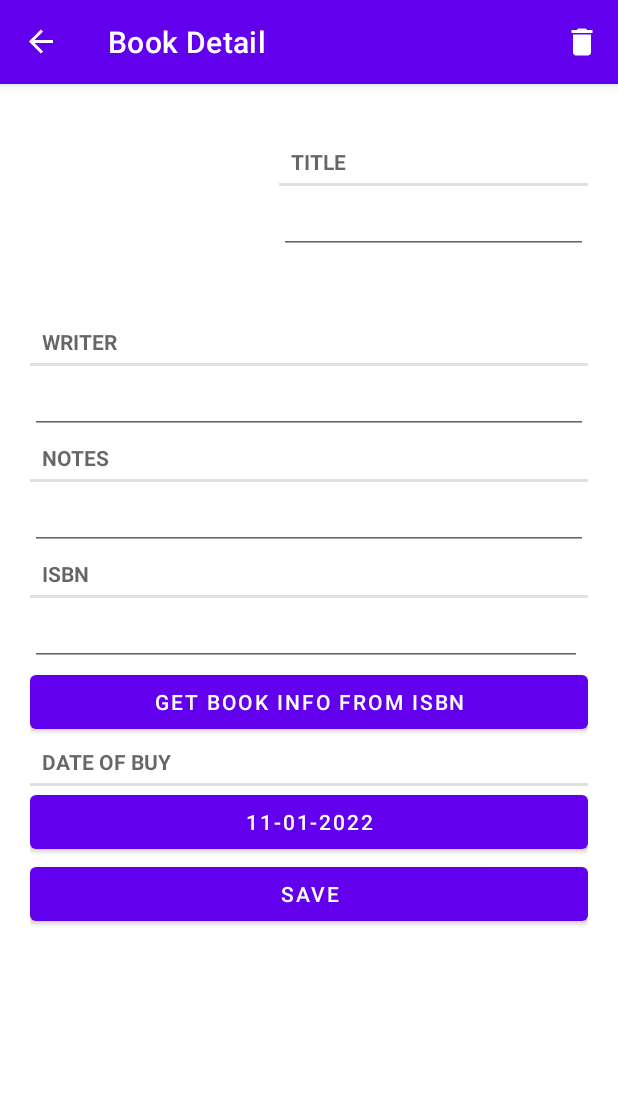
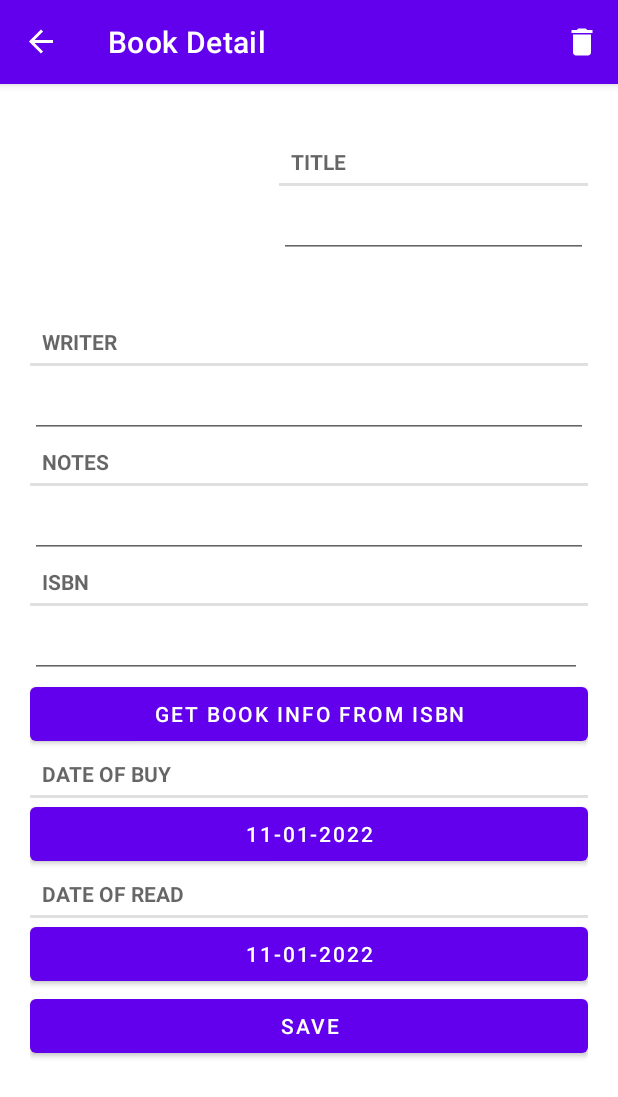
Before and after one commit to niobek/BookCatalog, an Android app: the screen it shows after launch (MainActivity), after a tap on "New Book", on a phone screen of 412 x 824 dp. Shown: the top 1097 px of the screen. Run offline under Robolectric (Android 15) with nearby library versions, the light colour scheme and no system bars; our stand-ins replace Room's generated code, data binding, navigation-ui; pictures from the network do not load; 4 statements that could not run were skipped.

Commit message:
Date of read was added to Book Detail Fragment.

```diff
--- a/BookLibrary/app/src/main/AndroidManifest.xml
+++ b/BookLibrary/app/src/main/AndroidManifest.xml
@@ -3,7 +3,6 @@
     package="com.montismobile.booklibrary">
 
     <uses-permission android:name="android.permission.INTERNET"/>
-    <uses-permission android:name="android.permission.READ_CONTACTS"/>
     <uses-feature android:name="android.hardware.camera2"
         android:required ="false"/>
 
--- a/BookLibrary/app/src/main/java/com/montismobile/booklibrary/bookdetail/BookFragment.kt
+++ b/BookLibrary/app/src/main/java/com/montismobile/booklibrary/bookdetail/BookFragment.kt
@@ -18,15 +18,16 @@ import com.bumptech.glide.request.RequestOptions
 import com.montismobile.booklibrary.R
 import com.montismobile.booklibrary.databinding.FragmentBookBinding
 import com.montismobile.booklibrary.main.Book
+import com.montismobile.booklibrary.main.DATE_TYPE
 import com.montismobile.booklibrary.utils.*
 import java.util.*
 
 private const val TAG = "BookFragment"
-private const val DIALOG_DATE = "DialogDate"
+private const val DIALOG_DATE_OF_BUY = "DialogDate"
 const val REQUEST_DATE =  "Date"
 const val DATE_CHOOSEN = "DateChoosen"
-const val REQUEST_TIME = "Time"
-const val TIME_CHOOSEN = "TimeChoosen"
+const val DIALOG_DATE_OF_READ = "DialogDateOfRead"
+const val DATE_TYPE_CHOOSEN = "DateTypeChoosen"
 
 class BookFragment: Fragment() {
 
@@ -73,7 +74,13 @@ class BookFragment: Fragment() {
 
         parentFragmentManager.setFragmentResultListener(REQUEST_DATE, viewLifecycleOwner,{ requestKey, bundle->
             val date = bundle.getSerializable(DATE_CHOOSEN) as Date
-            book.dateOfBuy = date
+            val date_type = bundle.getSerializable(DATE_TYPE_CHOOSEN) as DATE_TYPE
+            if (date_type == DATE_TYPE.BUY) {
+                book.dateOfBuy = date
+            } else if (date_type == DATE_TYPE.READ)
+            {
+                book.dateOfRead = date
+            }
             bookViewModel.saveBook(book)
         })
 
@@ -127,7 +134,7 @@ class BookFragment: Fragment() {
                 this.book = book
 
             Glide.with(binding.bookPhoto.context)
-                .load(book?.coverPicture)
+                .load(book.coverPicture)
                 .apply(
                     RequestOptions()
                     .placeholder(R.drawable.ic_baseline_refresh_24)).into(binding.bookPhoto)
@@ -143,7 +150,7 @@ class BookFragment: Fragment() {
                     bookViewModel.getBookInfoFromServer(bookISBNNumber)
                 } else {
 
-                        book = t!!
+                        book = t
                         bookViewModel.loadBook(book.id)
                         Toast.makeText(
                             context,
@@ -241,9 +248,14 @@ class BookFragment: Fragment() {
         binding.bookWriterEdittext.addTextChangedListener(witerWatch)
         binding.bookNotesEdittext.addTextChangedListener(notesWatch)
         binding.bookIsbnEdittext.addTextChangedListener(isbnWatch)
-        binding.bookDateButton.setOnClickListener{
-            DatePickerFragment.newInstance(book.dateOfBuy).apply {
-                show(this@BookFragment.parentFragmentManager, DIALOG_DATE) }
+        binding.bookDateOfBuyButton.setOnClickListener{
+            DatePickerFragment.newInstance(book.dateOfBuy, DATE_TYPE.BUY).apply {
+                show(this@BookFragment.parentFragmentManager, DIALOG_DATE_OF_BUY) }
+        }
+        binding.bookDateOfReadButton.setOnClickListener {
+            DatePickerFragment.newInstance(book.dateOfRead, DATE_TYPE.READ).apply {
+                show(this@BookFragment.parentFragmentManager, DIALOG_DATE_OF_READ)
+            }
         }
 
     }
--- /dev/null
+++ b/BookLibrary/app/src/main/java/com/montismobile/booklibrary/main/BookParams.kt
@@ -0,0 +1,19 @@
+package com.montismobile.booklibrary.main
+
+enum class SEARCH_TYPE {
+    ISBN,
+    WRITER,
+    TITLE,
+    NONE
+}
+enum class SORT_TYPE {
+    DATE_OF_BUY,
+    TITLE,
+    WRITER,
+    NONE
+}
+
+enum class DATE_TYPE {
+    READ,
+    BUY
+}
--- a/BookLibrary/app/src/main/java/com/montismobile/booklibrary/main/BookSearhAndOrderParams.kt
+++ /dev/null
@@ -1,14 +0,0 @@
-package com.montismobile.booklibrary.main
-
-enum class SEARCH_TYPE {
-    ISBN,
-    WRITER,
-    TITLE,
-    NONE
-}
-enum class SORT_TYPE {
-    DATE_OF_BUY,
-    TITLE,
-    WRITER,
-    NONE
-}
--- a/BookLibrary/app/src/main/res/layout/fragment_book.xml
+++ b/BookLibrary/app/src/main/res/layout/fragment_book.xml
@@ -46,11 +46,13 @@
                         android:layout_height="wrap_content"
                         android:text="@string/book_title_label"
                         android:textStyle="bold" />
-                <EditText
-                    android:id = "@+id/book_title_edittext"
-                    android:layout_width="match_parent"
-                    android:layout_height="wrap_content"
-                    android:text="@{viewModel.bookLiveData.title}"/>
+
+                    <EditText
+                        android:id="@+id/book_title_edittext"
+                        android:layout_width="match_parent"
+                        android:layout_height="wrap_content"
+                        android:minHeight="48dp"
+                        android:text="@{viewModel.bookLiveData.title}" />
                 </LinearLayout>
             </LinearLayout>
 
@@ -60,11 +62,13 @@
                 android:layout_height="wrap_content"
                 android:text="@string/book_writer_label"
                 android:textStyle="bold" />
+
             <EditText
-                android:id = "@+id/book_writer_edittext"
+                android:id="@+id/book_writer_edittext"
                 android:layout_width="match_parent"
                 android:layout_height="wrap_content"
-                android:text="@{viewModel.bookLiveData.writer}"/>
+                android:minHeight="48dp"
+                android:text="@{viewModel.bookLiveData.writer}" />
 
             <TextView
                 style="?android:listSeparatorTextViewStyle"
@@ -72,11 +76,13 @@
                 android:layout_height="wrap_content"
                 android:text="@string/book_notes_label"
                 android:textStyle="bold" />
+
             <EditText
-                android:id = "@+id/book_notes_edittext"
+                android:id="@+id/book_notes_edittext"
                 android:layout_width="match_parent"
                 android:layout_height="wrap_content"
-                android:text="@{viewModel.bookLiveData.notes}"/>
+                android:minHeight="48dp"
+                android:text="@{viewModel.bookLiveData.notes}" />
 
             <TextView
                 style="?android:listSeparatorTextViewStyle"
@@ -84,13 +90,14 @@
                 android:layout_height="wrap_content"
                 android:text="@string/isbn"
                 android:textStyle="bold" />
+
             <EditText
                 android:id="@+id/book_isbn_edittext"
                 android:layout_width="match_parent"
                 android:layout_height="wrap_content"
                 android:layout_marginEnd="4dp"
-                android:text="@{viewModel.bookLiveData.isbn}"
-                />
+                android:minHeight="48dp"
+                android:text="@{viewModel.bookLiveData.isbn}" />
             <Button
                 android:id="@+id/get_isbn_button"
                 android:layout_width="match_parent"
@@ -104,10 +111,21 @@
                 android:text="@string/book_date_of_buy_label"
                 android:textStyle="bold" />
             <Button
-                android:id = "@+id/book_date_button"
+                android:id = "@+id/book_date_of_buy_button"
                 android:layout_width="match_parent"
                 android:layout_height="wrap_content"
                 app:formattedDate="@{viewModel.bookLiveData.dateOfBuy}"/>
+            <TextView
+                style="?android:listSeparatorTextViewStyle"
+                android:layout_width="match_parent"
+                android:layout_height="wrap_content"
+                android:text="@string/book_date_of_read_label"
+                android:textStyle="bold" />
+            <Button
+                android:id = "@+id/book_date_of_read_button"
+                android:layout_width="match_parent"
+                android:layout_height="wrap_content"
+                app:formattedDate="@{viewModel.bookLiveData.dateOfRead}"/>
             <Button
                 android:id="@+id/book_save_button"
                 android:layout_width="match_parent"
--- a/BookLibrary/app/src/main/res/values/strings.xml
+++ b/BookLibrary/app/src/main/res/values/strings.xml
@@ -48,6 +48,7 @@
     <string name="by_date_of_buy">By Date Of Buy</string>
     <string name="by_title">By Title</string>
     <string name="by_writer">By Writer</string>
-    <string name="title_name">Title Name(Full Or Part)</string>
+    <string name="title_name">TITLE NAME(Full Or Part)</string>
     <string name="waitForLoading">Please wait for loading.</string>
+    <string name="book_date_of_read_label">DATE OF READ</string>
 </resources>
```
Also changed, not shown: BookLibrary/app/src/main/java/com/montismobile/booklibrary/utils/DatePickerFragment.kt (+8 -4 lines).
